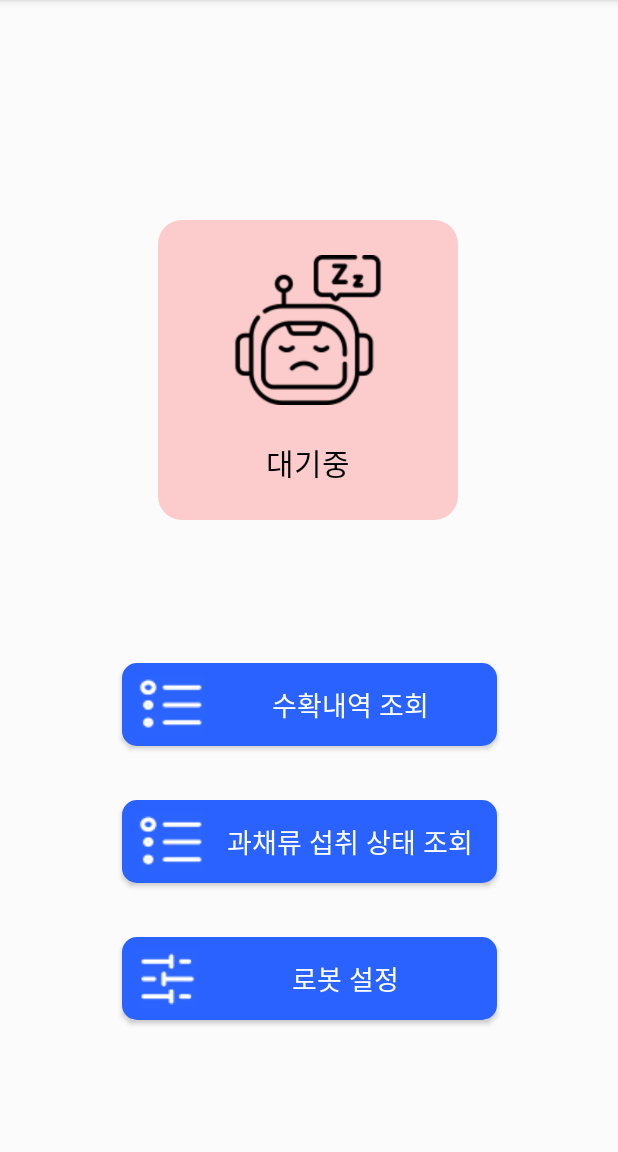
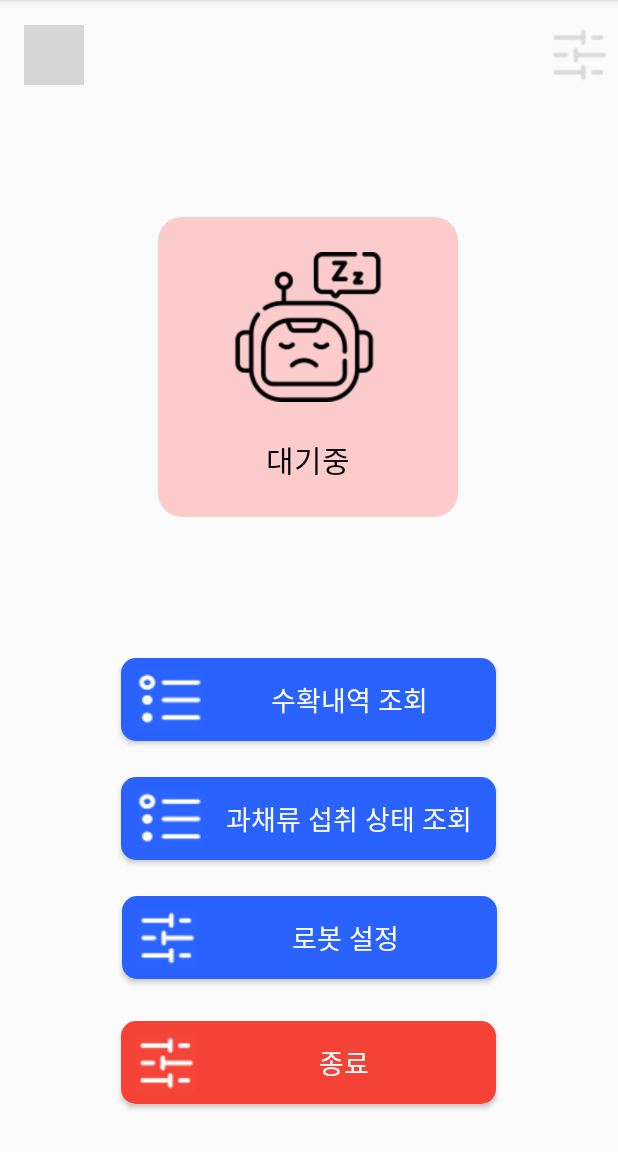
Before and after one commit to sangho007/Tomato_Robot, an Android app: the screen it shows after launch (MainScreen), after a tap on "로그인", on a phone screen of 412 x 824 dp, the part 84-1236 px from its top. Run offline under Robolectric (Android 15) with nearby library versions, the light colour scheme and no system bars; grey boxes are pictures that could not be loaded.

Commit message:
20231030

```diff
--- a/app/src/main/java/com/example/tomato_robot/AppVariable.java
+++ b/app/src/main/java/com/example/tomato_robot/AppVariable.java
@@ -6,44 +6,19 @@ import java.util.ArrayList;
 
 public class AppVariable extends Application {
     String act_state = "waiting";
+    String uno_start = "false";
     boolean socketFlag = false;
 
     ClientSocketThread socketThread;
 
 
-
-    public ArrayList<HarvestHistory.HarvestItem> harvestItems;
-
-    public ArrayList<IntakeHistory.IntakeItem> intakeItems;
-
     @Override
     public void onCreate() {
         super.onCreate();
-        harvestItems = new ArrayList<>();
-        harvestItems.add(new HarvestHistory.HarvestItem("2023-06-07","350"));
-        harvestItems.add(new HarvestHistory.HarvestItem("2023-06-08","403"));
-        harvestItems.add(new HarvestHistory.HarvestItem("2023-06-10","456"));
-        harvestItems.add(new HarvestHistory.HarvestItem("2023-06-11","420"));
-        harvestItems.add(new HarvestHistory.HarvestItem("2023-06-13","280"));
-        harvestItems.add(new HarvestHistory.HarvestItem("2023-06-15","410"));
-        harvestItems.add(new HarvestHistory.HarvestItem("2023-06-19","440"));
-        harvestItems.add(new HarvestHistory.HarvestItem("2023-06-20","420"));
-
-        intakeItems = new ArrayList<>();
-        intakeItems.add(new IntakeHistory.IntakeItem("2023-06-07","350"));
-        intakeItems.add(new IntakeHistory.IntakeItem("2023-06-08","403"));
-        intakeItems.add(new IntakeHistory.IntakeItem("2023-06-10","456"));
-        intakeItems.add(new IntakeHistory.IntakeItem("2023-06-11","420"));
-        intakeItems.add(new IntakeHistory.IntakeItem("2023-06-13","280"));
-        intakeItems.add(new IntakeHistory.IntakeItem("2023-06-15","410"));
-        intakeItems.add(new IntakeHistory.IntakeItem("2023-06-19","440"));
-        intakeItems.add(new IntakeHistory.IntakeItem("2023-06-20","420"));
     }
 
-    public ArrayList<HarvestHistory.HarvestItem> getHarvestItemList(){
-        return this.harvestItems;
-    }
-    public ArrayList<IntakeHistory.IntakeItem>getIntakeItems(){return this.intakeItems;}
+
+
 
     public ClientSocketThread getSocketThread() {
         return socketThread;
@@ -55,12 +30,13 @@ public class AppVariable extends Application {
 
     public void initSocketThread(String ip,int port){
         if (!socketFlag){
-            this.socketThread = new ClientSocketThread(ip,port);
+            this.socketThread = new ClientSocketThread(ip, port, this); // AppVariable 객체를 넘겨줍니다.
             this.socketThread.start();
             socketFlag = true;
         }
     }
 
+
     public void setNew_message(String message){
         this.socketThread.setNew_message(message);
     }
--- a/app/src/main/java/com/example/tomato_robot/ClientSocketThread.java
+++ b/app/src/main/java/com/example/tomato_robot/ClientSocketThread.java
@@ -16,14 +16,17 @@ public class ClientSocketThread extends Thread {
     private Socket socket = null;
     private BufferedReader input = null;
     private PrintWriter output = null;
+    private AppVariable appVariable;
 
 
 
-    public ClientSocketThread(String host, int port) {
+
+    public ClientSocketThread(String host, int port, AppVariable appVariable) {
         this.host = host;
         this.port = port;
         this.old_message = "";  // Default message
         this.new_message = "";
+        this.appVariable = appVariable; // 생성자에서 AppVariable 객체를 받아옵니다.
     }
 
     // Call this method to set the message you want to send.
@@ -54,6 +57,11 @@ public class ClientSocketThread extends Thread {
 
                     if (receivedData != null) {
                         System.out.println("Received data: " + receivedData);
+                        if (receivedData.equals("start")){
+                            appVariable.uno_start = "true";
+                            appVariable.act_state = "operating";
+                        }
+
                     } else {
                         System.out.println("No data received.");
                         socket.close();
@@ -96,42 +104,6 @@ public class ClientSocketThread extends Thread {
         }
     }
 
-    //    @Override
-//    public void run() {
-//        try {
-//            socket = new Socket(host, port);
-//            input = new BufferedReader(new InputStreamReader(socket.getInputStream()));
-//            output = new PrintWriter(socket.getOutputStream(), false);
-//
-//            while (!Thread.currentThread().isInterrupted()) {
-//
-//                if(output!=null ){
-//                    if (!old_message.equals(new_message)){
-//                        output.println(new_message);
-//                        old_message = new_message;
-//                    }
-//
-//                    output.flush();
-//                }
-//
-//                // ACK 대기 및 수신
-//                String receivedData = input.readLine();
-//
-//                if (receivedData != null) {
-//                    System.out.println("Received data: " + receivedData);
-//                } else {
-//                    System.out.println("No data received. Reconnecting...");
-//                    socket.close();
-//                    socket = new Socket(host, port);
-//                    input = new BufferedReader(new InputStreamReader(socket.getInputStream()));
-//                    output = new PrintWriter(socket.getOutputStream(), true);
-//                }
-//            }
-//
-//            socket.close();
-//        } catch (Exception e) {
-//            e.printStackTrace();
-//        }
-//    }
+
 
 }
--- a/app/src/main/java/com/example/tomato_robot/MainScreen.java
+++ b/app/src/main/java/com/example/tomato_robot/MainScreen.java
@@ -1,22 +1,22 @@
 package com.example.tomato_robot;
 
 import androidx.appcompat.app.AppCompatActivity;
+import androidx.recyclerview.widget.LinearLayoutManager;
 
 import android.content.Intent;
+import android.net.Uri;
 import android.os.Bundle;
 import android.view.View;
 import android.widget.Button;
 import android.widget.ImageView;
 import android.widget.TextView;
+import android.widget.VideoView;
 
 import java.util.ArrayList;
 
 public class MainScreen extends AppCompatActivity {
 
 //    private ClientSocketThread clientSocketThread;
-
-
-    private ArrayList<HarvestHistory.HarvestItem> harvestItems;
 
     @Override
     protected void onCreate(Bundle savedInstanceState) {
@@ -27,41 +27,25 @@ public class MainScreen extends AppCompatActivity {
         Button btn_harvest_history = findViewById(R.id.btn_harvest_history);
         Button btn_intake_history = findViewById(R.id.btn_intake_history);
         Button btn_robot_setting = findViewById(R.id.btn_robot_setting);
+        Button btn_close = findViewById(R.id.btn_close);
+        Button btn_complete = findViewById(R.id.btn_complete);
+        VideoView video_view = findViewById(R.id.video_view);
 
         View act_state_rect = findViewById(R.id.act_state_rect);
         ImageView act_state_img = findViewById(R.id.act_state_img);
         TextView act_state_text = findViewById(R.id.act_state_text);
 
         AppVariable app_variable = (AppVariable) getApplicationContext();
-        harvestItems = app_variable.getHarvestItemList();
-
-        app_variable.initSocketThread("10.0.2.2",12345); // 로컬주소
-//        app_variable.initSocketThread("192.168.0.205", 12345); // 젯슨 공유기 ip
 
 
+//        app_variable.initSocketThread("10.0.2.2",12345); // 로컬주소
+        app_variable.initSocketThread("192.168.0.205", 12345); // 젯슨 공유기 ip
 
-        new Thread(new Runnable() {
-            @Override
-            public void run() {
-                try {
-                    // Sleep for 3000 ms (3 seconds)
-                    Thread.sleep(3000);
-                } catch (InterruptedException e) {
-                    e.printStackTrace();
-                }
-
-                runOnUiThread(new Runnable() {
-                    @Override
-                    public void run() {
-                        // Update your variable here after 3 seconds.
-                        app_variable.act_state = ("operating");
-                        act_state_rect.setBackground(getResources().getDrawable(R.drawable.act_enabled_background));
-                        act_state_img.setImageDrawable(getResources().getDrawable(R.drawable.act_icon));
-                        act_state_text.setText(app_variable.act_state);
-                    }
-                });
-            }
-        }).start();
+        if(app_variable.act_state.equals("operating")){
+            act_state_rect.setBackground(getResources().getDrawable(R.drawable.act_enabled_background));
+            act_state_img.setImageDrawable(getResources().getDrawable(R.drawable.act_icon));
+            act_state_text.setText(app_variable.act_state);
+        }
 
         act_state_rect.setOnClickListener(new View.OnClickListener() {
             @Override
@@ -71,8 +55,25 @@ public class MainScreen extends AppCompatActivity {
                     act_state_rect.setBackground(getResources().getDrawable(R.drawable.act_enabled_background));
                     act_state_img.setImageDrawable(getResources().getDrawable(R.drawable.act_icon));
                     act_state_text.setText(app_variable.act_state);
-                    app_variable.setNew_message("operating");
-//                    clientSocketThread.setNew_message("operating");
+                    new Thread(new Runnable() {
+                        @Override
+                        public void run() {
+
+                            runOnUiThread(new Runnable() {
+                                @Override
+                                public void run() {
+                                    Uri uri = Uri.parse("android.resource://com.example.tomato_robot/" +
+                                            R.raw.startharvest);
+
+                                    video_view.setVideoURI(uri);
+                                    video_view.start();
+                                }
+                            });
+                            app_variable.setNew_message("operating");
+                        }
+                    }
+                    ).start();
+
                 }
                 else if (app_variable.act_state.equals("operating")){
                     app_variable.act_state = ("waiting");
@@ -80,9 +81,6 @@ public class MainScreen extends AppCompatActivity {
                     act_state_img.setImageDrawable(getResources().getDrawable(R.drawable.sleep_icon));
                     act_state_text.setText(app_variable.act_state);
                     app_variable.setNew_message("waiting");
-//                    clientSocketThread.setNew_message("waiting");
-                    app_variable.harvestItems.add(new HarvestHistory.HarvestItem("2023-09-20","423"));
-                    app_variable.intakeItems.add(new IntakeHistory.IntakeItem("2023-09-20","423"));
                 }
             }
         });
@@ -91,7 +89,6 @@ public class MainScreen extends AppCompatActivity {
             @Override
             public void onClick(View v) {
                 Intent intent = new Intent(MainScreen.this,HarvestHistory.class);
-
                 startActivity(intent);
             }
         });
@@ -108,20 +105,51 @@ public class MainScreen extends AppCompatActivity {
             @Override
             public void onClick(View v) {
                 Intent intent = new Intent(MainScreen.this,RobotSetting.class);
+                startActivity(intent);
+            }
+        });
+
+        btn_close.setOnClickListener(new View.OnClickListener() {
+            @Override
+            public void onClick(View v) {
                 app_variable.setNew_message("close");
-//                clientSocketThread.setNew_message("close");
-                startActivity(intent);
+            }
+        });
+
+        btn_complete.setOnClickListener(new View.OnClickListener() {
+            @Override
+            public void onClick(View v) {
+                if (app_variable.act_state.equals("operating")){
+                    app_variable.act_state = ("waiting");
+                    act_state_rect.setBackground(getResources().getDrawable(R.drawable.act_disabled_background));
+                    act_state_img.setImageDrawable(getResources().getDrawable(R.drawable.sleep_icon));
+                    act_state_text.setText(app_variable.act_state);
+                    app_variable.setNew_message("waiting");
+
+                    new Thread(new Runnable() {
+                        @Override
+                        public void run() {
+
+                            runOnUiThread(new Runnable() {
+                                @Override
+                                public void run() {
+                                    Uri uri = Uri.parse("android.resource://com.example.tomato_robot/" +
+                                            R.raw.stopharvest);
+
+                                    video_view.setVideoURI(uri);
+                                    video_view.start();
+                                }
+                            });
+                            app_variable.uno_start = "false";
+                            app_variable.setNew_message("complete");
+                        }
+                    }
+                    ).start();
+                }
             }
         });
     }
 
-    @Override
-    protected void onDestroy() {
-        super.onDestroy();
 
-        // When activity is destroyed, interrupt the thread.
-//        if (clientSocketThread != null) {
-//            clientSocketThread.interrupt();
-//        }
-    }
+
 }
--- a/app/src/main/res/layout/activity_main_screen.xml
+++ b/app/src/main/res/layout/activity_main_screen.xml
@@ -22,6 +22,7 @@
         android:layout_width="100dp"
         android:layout_height="100dp"
         android:src="@drawable/sleep_icon"
+
         app:layout_constraintBottom_toTopOf="@+id/act_state_text"
         app:layout_constraintEnd_toEndOf="@id/act_state_rect"
         app:layout_constraintStart_toStartOf="@id/act_state_rect"
@@ -43,7 +44,7 @@
         android:id="@+id/btn_harvest_history"
         android:layout_width="250dp"
         android:layout_height="55dp"
-        android:layout_marginBottom="36dp"
+        android:layout_marginBottom="24dp"
         android:background="@drawable/blue_btn_background"
         android:drawableLeft="@drawable/list_icon"
         android:drawablePadding="8dp"
@@ -53,14 +54,14 @@
         android:textSize="18sp"
         app:layout_constraintBottom_toTopOf="@+id/btn_intake_history"
         app:layout_constraintEnd_toEndOf="parent"
-        app:layout_constraintHorizontal_bias="0.503"
+        app:layout_constraintHorizontal_bias="0.496"
         app:layout_constraintStart_toStartOf="parent" />
 
     <Button
         android:id="@+id/btn_intake_history"
         android:layout_width="250dp"
         android:layout_height="55dp"
-        android:layout_marginBottom="36dp"
+        android:layout_marginBottom="24dp"
         android:background="@drawable/blue_btn_background"
         android:drawableLeft="@drawable/list_icon"
         android:drawablePadding="8dp"
@@ -70,14 +71,14 @@
         android:textSize="18sp"
         app:layout_constraintBottom_toTopOf="@+id/btn_robot_setting"
         app:layout_constraintEnd_toEndOf="parent"
-        app:layout_constraintHorizontal_bias="0.503"
+        app:layout_constraintHorizontal_bias="0.496"
         app:layout_constraintStart_toStartOf="parent" />
 
     <Button
         android:id="@+id/btn_robot_setting"
         android:layout_width="250dp"
         android:layout_height="55dp"
-        android:layout_marginBottom="88dp"
+        android:layout_marginBottom="28dp"
         android:background="@drawable/blue_btn_background"
         android:drawableLeft="@drawable/config_icon"
         android:drawablePadding="8dp"
@@ -85,8 +86,52 @@
         android:text="로봇 설정"
         android:textColor="#ffffff"
         android:textSize="18sp"
-        app:layout_constraintBottom_toBottomOf="parent"
+        app:layout_constraintBottom_toTopOf="@+id/btn_close"
         app:layout_constraintEnd_toEndOf="parent"
         app:layout_constraintHorizontal_bias="0.503"
         app:layout_constraintStart_toStartOf="parent" />
+
+    <Button
+        android:id="@+id/btn_close"
+        android:layout_width="250dp"
+        android:layout_height="55dp"
+        android:layout_marginBottom="32dp"
+        android:background="@drawable/signin_btn_background"
+        android:drawableLeft="@drawable/config_icon"
+        android:drawablePadding="8dp"
+        android:gravity="center"
+        android:text="종료"
+        android:textColor="#ffffff"
+        android:textSize="18sp"
+        app:layout_constraintBottom_toBottomOf="parent"
+        app:layout_constraintEnd_toEndOf="parent"
+        app:layout_constraintHorizontal_bias="0.496"
+        app:layout_constraintStart_toStartOf="parent" />
+
+    <Button
+        android:id="@+id/btn_complete"
+        android:layout_width="40dp"
+        android:layout_height="40dp"
+        android:background="@drawable/config_icon"
+        android:backgroundTint="#22000000"
+        android:text=""
+        app:layout_constraintBottom_toBottomOf="parent"
+        app:layout_constraintEnd_toEndOf="parent"
+        app:layout_constraintHorizontal_bias="0.983"
+        app:layout_constraintStart_toStartOf="parent"
+        app:layout_constraintTop_toTopOf="parent"
+        app:layout_constraintVertical_bias="0.023" />
+
+    <VideoView
+        android:id="@+id/video_view"
+        android:layout_width="40dp"
+        android:layout_height="40dp"
+        android:background="@color/white"
+        android:backgroundTint="@color/white"
+        app:layout_constraintBottom_toBottomOf="parent"
+        app:layout_constraintEnd_toStartOf="@+id/btn_complete"
+        app:layout_constraintHorizontal_bias="0.049"
+        app:layout_constraintStart_toStartOf="parent"
+        app:layout_constraintTop_toTopOf="parent"
+        app:layout_constraintVertical_bias="0.023" />
 </androidx.constraintlayout.widget.ConstraintLayout>
--- a/build.gradle
+++ b/build.gradle
@@ -1,5 +1,5 @@
 // Top-level build file where you can add configuration options common to all sub-projects/modules.
 plugins {
-    id 'com.android.application' version '8.1.1' apply false
-    id 'com.android.library' version '8.1.1' apply false
+    id 'com.android.application' version '8.0.1' apply false
+    id 'com.android.library' version '8.0.1' apply false
 }
```
Also changed, not shown: app/build.gradle (+7 -0 lines), app/src/main/java/com/example/tomato_robot/ClassTomato.java (added, +36 -0 lines), app/src/main/java/com/example/tomato_robot/HarvestHistory.java (+27 -40 lines), app/src/main/java/com/example/tomato_robot/IntakeHistory.java (+31 -58 lines), app/src/main/java/com/example/tomato_robot/MainActivity.java (+0 -7 lines), app/src/main/java/com/example/tomato_robot/TomatoDB.java (added, +53 -0 lines), app/src/main/java/com/example/tomato_robot/TomatoDao.java (added, +23 -0 lines), 2 other files.
